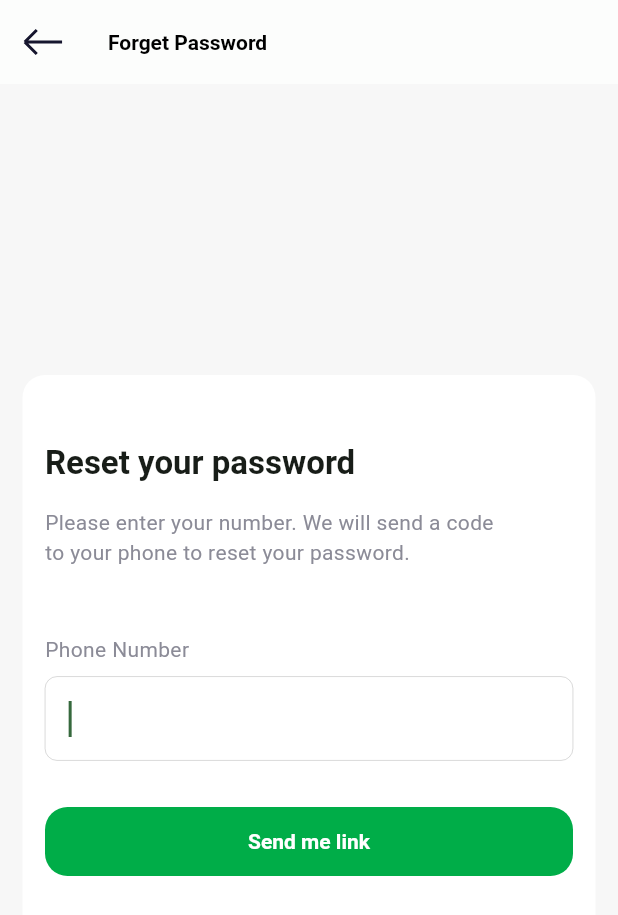
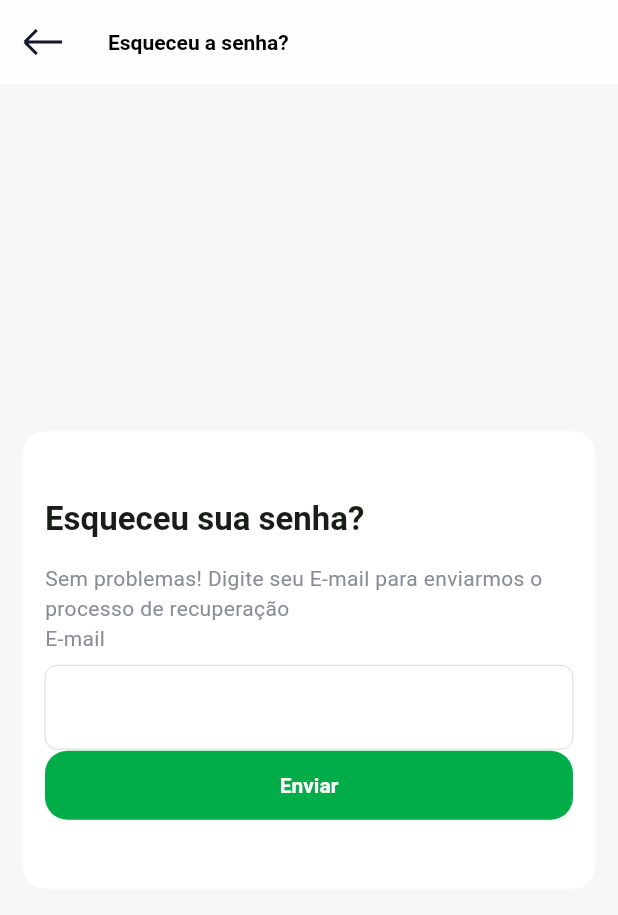
Before and after one commit to LucasGiazzi/LifeCity, a Flutter app: the ForgetPasswordPage screen opened by its route, on a phone screen of 412 x 824 dp. Shown: the top 915 px of the screen. Run offline on Flutter 3.47's test engine with Material 3 defaults, Android fonts, the phone set to English and light mode, and no system bars; our stand-ins replace cached_network_image, flutter_credit_card, flutter_svg, form_field_validator, mask_text_input_formatter; network calls fail; Roboto replaces fonts that are missing (Gilroy).

Commit message:
Telas - Onboarding, login, registro etc

```diff
--- a/lib/core/constants/app_images.dart
+++ b/lib/core/constants/app_images.dart
@@ -16,6 +16,8 @@ class AppImages {
   static const onboarding2 = 'https://i.imgur.com/sMLlh1i.png';
   static const onboarding3 = 'https://i.imgur.com/lHlOUT5.png';
 
+  static const capivaraCidade = 'assets/images/capivas-na-city.png';
+
   /* <---- Other Illustrations -----> */
   static const numberVerfication = 'https://i.imgur.com/tCCmY3I.png';
   static const verified = 'https://i.imgur.com/vF1jB6b.png';
--- a/lib/views/auth/components/already_have_accout.dart
+++ b/lib/views/auth/components/already_have_accout.dart
@@ -12,10 +12,10 @@ class AlreadyHaveAnAccount extends StatelessWidget {
     return Row(
       mainAxisAlignment: MainAxisAlignment.center,
       children: [
-        const Text('Already Have Account?'),
+        const Text('Já tem uma conta?'),
         TextButton(
           onPressed: () => Navigator.pushNamed(context, AppRoutes.login),
-          child: const Text('Log In'),
+          child: const Text('Entrar!'),
         ),
       ],
     );
--- a/lib/views/auth/components/dont_have_account_row.dart
+++ b/lib/views/auth/components/dont_have_account_row.dart
@@ -12,10 +12,10 @@ class DontHaveAccountRow extends StatelessWidget {
     return Row(
       mainAxisAlignment: MainAxisAlignment.center,
       children: [
-        const Text('Don\'t Have Account?'),
+        const Text('Ainda não tem uma conta?'),
         TextButton(
           onPressed: () => Navigator.pushNamed(context, AppRoutes.signup),
-          child: const Text('Sign Up'),
+          child: const Text('Crie uma!'),
         ),
       ],
     );
--- a/lib/views/auth/components/login_button.dart
+++ b/lib/views/auth/components/login_button.dart
@@ -14,7 +14,7 @@ class LoginButton extends StatelessWidget {
       width: double.infinity,
       child: ElevatedButton(
         onPressed: onPressed,
-        child: const Text('Login'),
+        child: const Text('Entrar'),
       ),
     );
   }
--- a/lib/views/auth/components/login_page_form.dart
+++ b/lib/views/auth/components/login_page_form.dart
@@ -46,7 +46,7 @@ class _LoginPageFormState extends State<LoginPageForm> {
             crossAxisAlignment: CrossAxisAlignment.start,
             children: [
               // Phone Field
-              const Text("Phone Number"),
+              const Text("Usuário ou número de telefone"),
               const SizedBox(height: 8),
               TextFormField(
                 keyboardType: TextInputType.number,
@@ -56,7 +56,7 @@ class _LoginPageFormState extends State<LoginPageForm> {
               const SizedBox(height: AppDefaults.padding),
 
               // Password Field
-              const Text("Password"),
+              const Text("Senha"),
               const SizedBox(height: 8),
               TextFormField(
                 validator: Validators.password.call,
@@ -84,7 +84,7 @@ class _LoginPageFormState extends State<LoginPageForm> {
                   onPressed: () {
                     Navigator.pushNamed(context, AppRoutes.forgotPassword);
                   },
-                  child: const Text('Forget Password?'),
+                  child: const Text('Esqueceu a senha?'),
                 ),
               ),
 
--- a/lib/views/auth/components/sign_up_button.dart
+++ b/lib/views/auth/components/sign_up_button.dart
@@ -16,7 +16,7 @@ class SignUpButton extends StatelessWidget {
       child: Row(
         children: [
           Text(
-            'Sign Up',
+            'Registrar',
             style: Theme.of(context).textTheme.titleLarge?.copyWith(
                   fontWeight: FontWeight.bold,
                 ),
--- a/lib/views/auth/components/social_logins.dart
+++ b/lib/views/auth/components/social_logins.dart
@@ -44,7 +44,7 @@ class SocialLogins extends StatelessWidget {
               ),
             ),
           ),
-          const SizedBox(width: AppDefaults.margin),
+          /* const SizedBox(width: AppDefaults.margin),
           Expanded(
             child: OutlinedButton(
               onPressed: () {},
@@ -73,7 +73,7 @@ class SocialLogins extends StatelessWidget {
                 ],
               ),
             ),
-          ),
+          ), */
         ],
       ),
     );
--- a/lib/views/auth/forget_password_page.dart
+++ b/lib/views/auth/forget_password_page.dart
@@ -14,7 +14,7 @@ class ForgetPasswordPage extends StatelessWidget {
       backgroundColor: AppColors.scaffoldWithBoxBackground,
       appBar: AppBar(
         leading: const AppBackButton(),
-        title: const Text('Forget Password'),
+        title: const Text('Esqueceu a senha?'),
         backgroundColor: AppColors.scaffoldBackground,
       ),
       body: Center(
@@ -36,7 +36,7 @@ class ForgetPasswordPage extends StatelessWidget {
                   mainAxisSize: MainAxisSize.min,
                   children: [
                     Text(
-                      'Reset your password',
+                      'Esqueceu sua senha?',
                       style: Theme.of(context)
                           .textTheme
                           .titleLarge
@@ -44,25 +44,31 @@ class ForgetPasswordPage extends StatelessWidget {
                     ),
                     const SizedBox(height: AppDefaults.padding),
                     const Text(
-                      'Please enter your number. We will send a code\nto your phone to reset your password.',
+                      'Sem problemas! Digite seu E-mail para enviarmos o processo de recuperação',
                     ),
-                    const SizedBox(height: AppDefaults.padding * 3),
-                    const Text("Phone Number"),
+                              const Text("E-mail"),
                     const SizedBox(height: 8),
                     TextFormField(
-                      autofocus: true,
+                      keyboardType: TextInputType.emailAddress,
                       textInputAction: TextInputAction.next,
-                      keyboardType: TextInputType.number,
+                      validator: (value) {
+                        if (value == null || value.isEmpty) {
+                          return 'E-mail é obrigatório';
+                        }
+                        // Validação simples de formato de e-mail
+                        if (!RegExp(r'^[\w-\.]+@([\w-]+\.)+[\w-]{2,4}$').hasMatch(value)) {
+                          return 'E-mail inválido';
+                        }
+                        return null;
+                      },
                     ),
-                    const SizedBox(height: AppDefaults.padding),
-                    const SizedBox(height: AppDefaults.padding),
                     SizedBox(
                       width: double.infinity,
                       child: ElevatedButton(
                         onPressed: () {
                           Navigator.pushNamed(context, AppRoutes.passwordReset);
                         },
-                        child: const Text('Send me link'),
+                        child: const Text('Enviar'),
                       ),
                     ),
                   ],
--- a/lib/views/onboarding/onboarding_page.dart
+++ b/lib/views/onboarding/onboarding_page.dart
@@ -57,7 +57,6 @@ class _OnboardingPageState extends State<OnboardingPage> {
       body: SafeArea(
         child: Column(
           children: [
-            const Spacer(),
             Expanded(
               flex: 8,
               child: PageView.builder(
--- a/pubspec.yaml
+++ b/pubspec.yaml
@@ -16,6 +16,7 @@ dependencies:
   cached_network_image: ^3.4.0
   form_field_validator: ^1.1.0
   animations: ^2.0.11
+  mask_text_input_formatter: ^2.9.0
 
 dev_dependencies:
   flutter_test:
```
Also changed, not shown: lib/views/auth/components/intro_page_body_area.dart (+5 -5 lines), lib/views/auth/components/login_header.dart (+6 -11 lines), lib/views/auth/components/sign_up_form.dart (+65 -4 lines), lib/views/auth/components/sign_up_page_header.dart (+17 -8 lines), lib/views/auth/intro_login_page.dart (+8 -6 lines), lib/views/onboarding/components/onboarding_view.dart (+10 -6 lines), lib/views/onboarding/data/onboarding_data.dart (+9 -11 lines), assets/images/onboarding2.PNG (added), assets/images/onboarding3.PNG (added), pubspec.lock.
